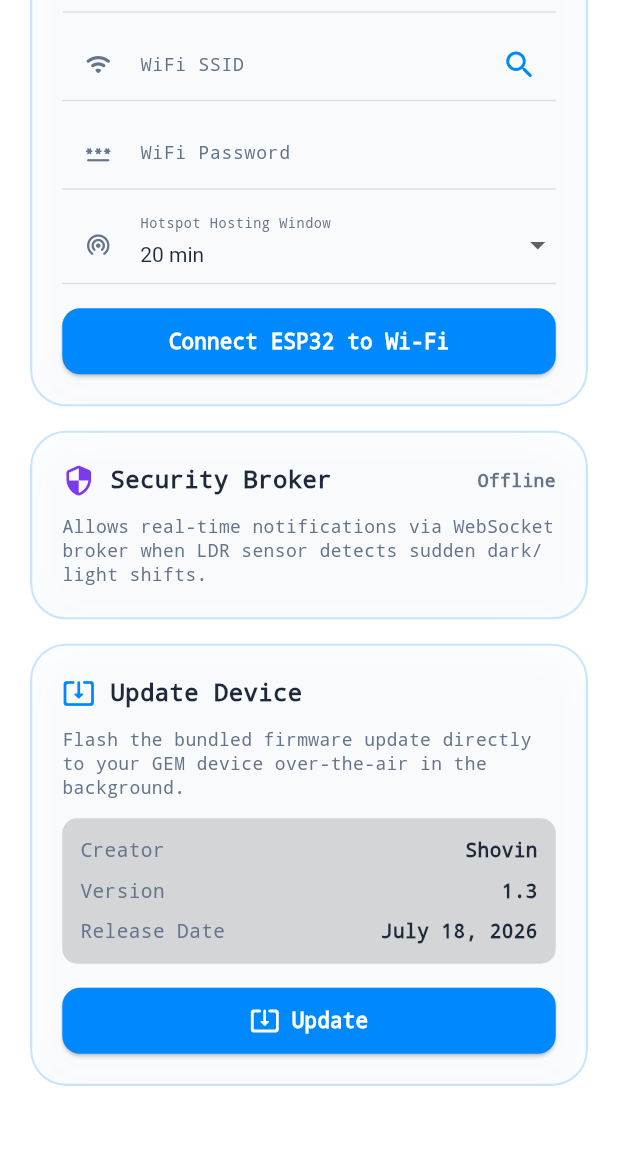
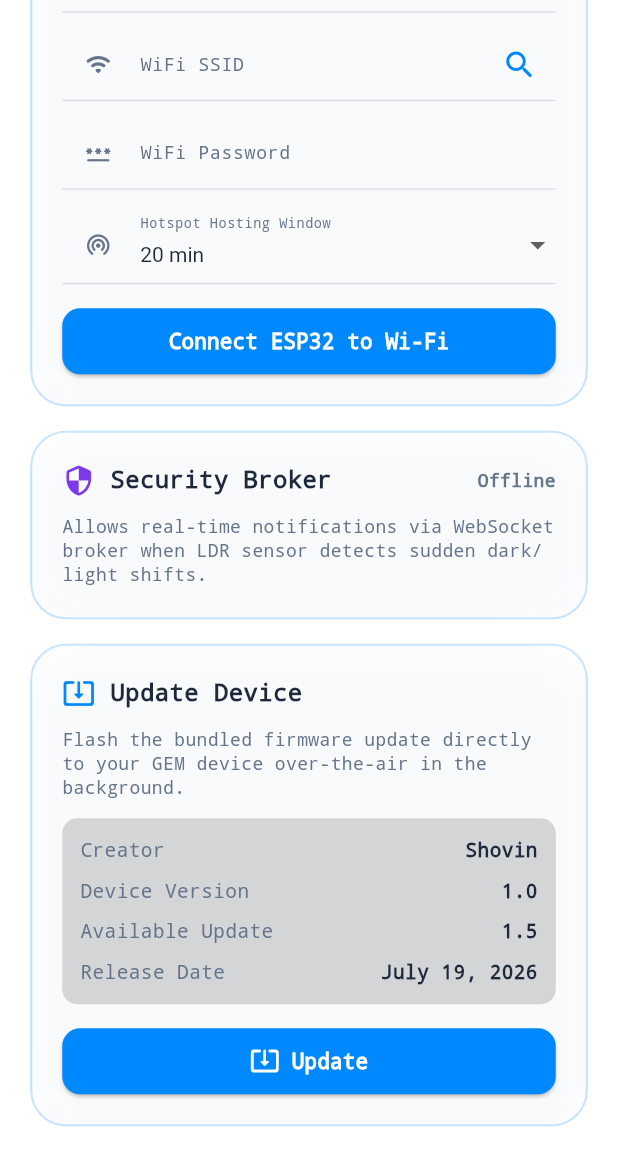
Before and after one commit to shovinmd/Design-and-Development-of-Gem-Buddy-An-ESP32-Based-Smart-Desktop-Companion, a Flutter app: the SettingsScreen screen opened directly, scrolled down 573 dp, on a phone screen of 412 x 824 dp. Shown: the top 1166 px of the screen. Run offline on Flutter 3.47's test engine with Material 3 defaults, Android fonts, the phone set to English and light mode, and no system bars; our stand-ins replace flutter_riverpod, shared_preferences; accounts and stored records are empty.

Commit message:
feat: added dynamic device version display and version-match override warning dialog for firmware OTA flash

```diff
--- a/gem_buddy_app/lib/providers/device_provider.dart
+++ b/gem_buddy_app/lib/providers/device_provider.dart
@@ -51,6 +51,8 @@ class DeviceState {
   final bool isBrokerConnected;
   final List<dynamic> securityLogs;
 
+  final String firmwareVersion;
+
   DeviceState({
     this.deviceName = 'GEM',
     this.userName = 'Friend',
@@ -87,6 +89,7 @@ class DeviceState {
     this.brokerIpAddress = 'design-and-development-of-gem-buddy-an.onrender.com',
     this.isBrokerConnected = false,
     this.securityLogs = const [],
+    this.firmwareVersion = '1.0',
   });
 
   DeviceState copyWith({
@@ -125,6 +128,7 @@ class DeviceState {
     String? brokerIpAddress,
     bool? isBrokerConnected,
     List<dynamic>? securityLogs,
+    String? firmwareVersion,
   }) {
     return DeviceState(
       deviceName: deviceName ?? this.deviceName,
@@ -162,6 +166,7 @@ class DeviceState {
       brokerIpAddress: brokerIpAddress ?? this.brokerIpAddress,
       isBrokerConnected: isBrokerConnected ?? this.isBrokerConnected,
       securityLogs: securityLogs ?? this.securityLogs,
+      firmwareVersion: firmwareVersion ?? this.firmwareVersion,
     );
   }
 }
@@ -509,6 +514,7 @@ class DeviceNotifier extends Notifier<DeviceState> {
         isHeartScanning: isScanningOnHardware,
         bpm: deviceBpm,
         pulseRaw: data['pulseRaw'] ?? 0,
+        firmwareVersion: data['firmwareVersion'] ?? state.firmwareVersion,
       );
 
       if (data['faceMode'] == 8 && state.activeAlarmIndex == 255) {
--- a/gem_buddy_app/lib/screens/settings_screen.dart
+++ b/gem_buddy_app/lib/screens/settings_screen.dart
@@ -475,29 +475,42 @@ class _SettingsScreenState extends ConsumerState<SettingsScreen> {
                           color: Colors.black.withValues(alpha: 0.15),
                           borderRadius: BorderRadius.circular(10),
                         ),
-                        child: const Column(
+                        child: Column(
                           children: [
-                            Row(
+                            const Row(
                               mainAxisAlignment: MainAxisAlignment.spaceBetween,
                               children: [
                                 Text('Creator', style: TextStyle(color: GemColors.textSecondary, fontSize: 13)),
                                 Text('Shovin', style: TextStyle(color: GemColors.textPrimary, fontSize: 13, fontWeight: FontWeight.bold)),
                               ],
                             ),
-                            SizedBox(height: 8),
+                            const SizedBox(height: 8),
                             Row(
                               mainAxisAlignment: MainAxisAlignment.spaceBetween,
                               children: [
-                                Text('Version', style: TextStyle(color: GemColors.textSecondary, fontSize: 13)),
-                                Text('1.3', style: TextStyle(color: GemColors.textPrimary, fontSize: 13, fontWeight: FontWeight.bold)),
+                                const Text('Device Version', style: TextStyle(color: GemColors.textSecondary, fontSize: 13)),
+                                Text(
+                                  deviceState.isSimulated
+                                      ? '1.5 (Simulated)'
+                                      : (deviceState.firmwareVersion.isEmpty ? 'Unknown' : deviceState.firmwareVersion),
+                                  style: const TextStyle(color: GemColors.textPrimary, fontSize: 13, fontWeight: FontWeight.bold)
+                                ),
                               ],
                             ),
-                            SizedBox(height: 8),
-                            Row(
+                            const SizedBox(height: 8),
+                            const Row(
+                              mainAxisAlignment: MainAxisAlignment.spaceBetween,
+                              children: [
+                                Text('Available Update', style: TextStyle(color: GemColors.textSecondary, fontSize: 13)),
+                                Text('1.5', style: TextStyle(color: GemColors.textPrimary, fontSize: 13, fontWeight: FontWeight.bold)),
+                              ],
+                            ),
+                            const SizedBox(height: 8),
+                            const Row(
                               mainAxisAlignment: MainAxisAlignment.spaceBetween,
                               children: [
                                 Text('Release Date', style: TextStyle(color: GemColors.textSecondary, fontSize: 13)),
-                                Text('July 18, 2026', style: TextStyle(color: GemColors.textPrimary, fontSize: 13, fontWeight: FontWeight.bold)),
+                                Text('July 19, 2026', style: TextStyle(color: GemColors.textPrimary, fontSize: 13, fontWeight: FontWeight.bold)),
                               ],
                             ),
                           ],
@@ -562,6 +575,32 @@ class _SettingsScreenState extends ConsumerState<SettingsScreen> {
   }
 
   Future<void> _flashFirmwareBackground() async {
+    final deviceState = ref.read(deviceProvider);
+    final deviceNotifier = ref.read(deviceProvider.notifier);
+
+    if (!deviceState.isConnected && !deviceState.isSimulated) {
+      if (mounted) {
+        ScaffoldMessenger.of(context).showSnackBar(
+          const SnackBar(
+            content: Text('Error: App is not connected to the GEM device. Please check your Wi-Fi connection.'),
+            backgroundColor: GemColors.statusAlert,
+          ),
+        );
+      }
+      return;
+    }
+
+    final bool isUpToDate = deviceState.firmwareVersion == '1.5';
+    String titleText = 'Update Device?';
+    String messageText = 'Do you want to flash the update? The GEM device will reboot automatically once completed.';
+    String confirmButtonText = 'Update';
+
+    if (isUpToDate) {
+      titleText = 'Device Up to Date';
+      messageText = 'Your GEM device is already running the latest firmware version (1.5). Do you still want to re-flash and override it?';
+      confirmButtonText = 'Override';
+    }
+
     final confirm = await showDialog<bool>(
       context: context,
       builder: (dialogCtx) => Dialog(
@@ -574,18 +613,18 @@ class _SettingsScreenState extends ConsumerState<SettingsScreen> {
               mainAxisSize: MainAxisSize.min,
               crossAxisAlignment: CrossAxisAlignment.start,
               children: [
-                const Text(
-                  'Update Device?',
-                  style: TextStyle(
+                Text(
+                  titleText,
+                  style: const TextStyle(
                     color: GemColors.textPrimary,
                     fontSize: 18,
                     fontWeight: FontWeight.bold,
                   ),
                 ),
                 const SizedBox(height: 12),
-                const Text(
-                  'Do you want to flash the update? The GEM device will reboot automatically once completed.',
-                  style: TextStyle(
+                Text(
+                  messageText,
+                  style: const TextStyle(
                     color: GemColors.textSecondary,
                     fontSize: 14,
                     height: 1.4,
@@ -615,7 +654,7 @@ class _SettingsScreenState extends ConsumerState<SettingsScreen> {
                         ),
                       ),
                       onPressed: () => Navigator.of(dialogCtx).pop(true),
-                      child: const Text('Update'),
+                      child: Text(confirmButtonText),
                     ),
                   ],
                 ),
@@ -627,21 +666,6 @@ class _SettingsScreenState extends ConsumerState<SettingsScreen> {
     );
 
     if (confirm != true) return;
-
-    final deviceState = ref.read(deviceProvider);
-    final deviceNotifier = ref.read(deviceProvider.notifier);
-
-    if (!deviceState.isConnected && !deviceState.isSimulated) {
-      if (mounted) {
-        ScaffoldMessenger.of(context).showSnackBar(
-          const SnackBar(
-            content: Text('Error: App is not connected to the GEM device. Please check your Wi-Fi connection.'),
-            backgroundColor: GemColors.statusAlert,
-          ),
-        );
-      }
-      return;
-    }
 
     try {
       setState(() {
```
Also changed, not shown: 2 other files.
